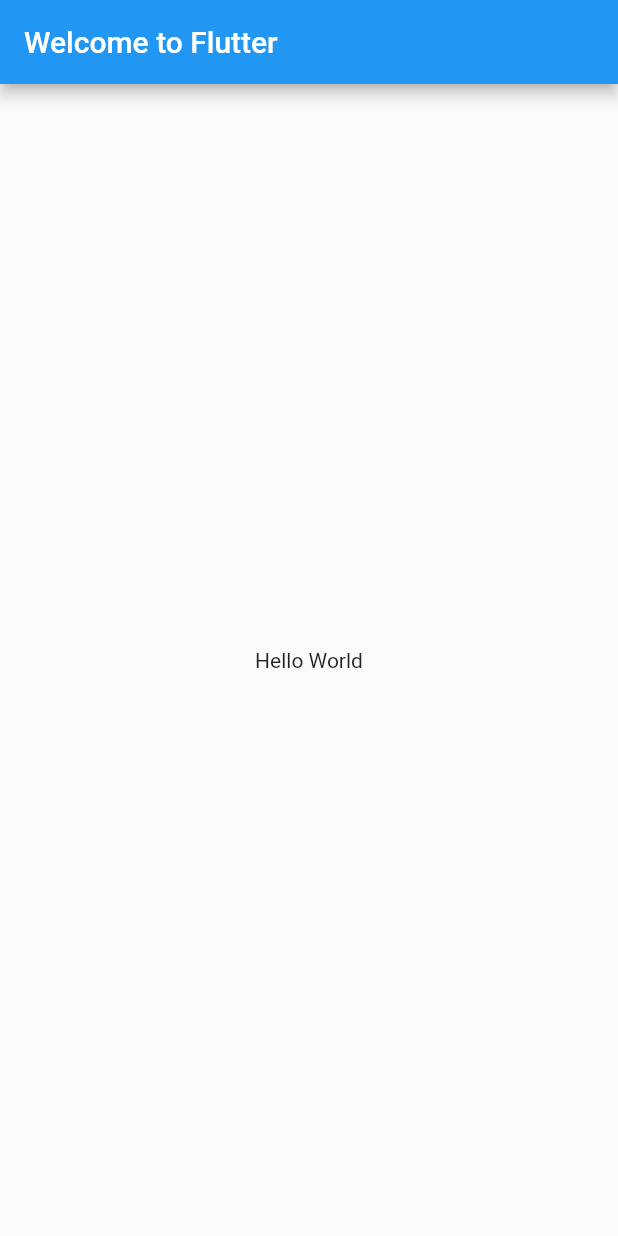
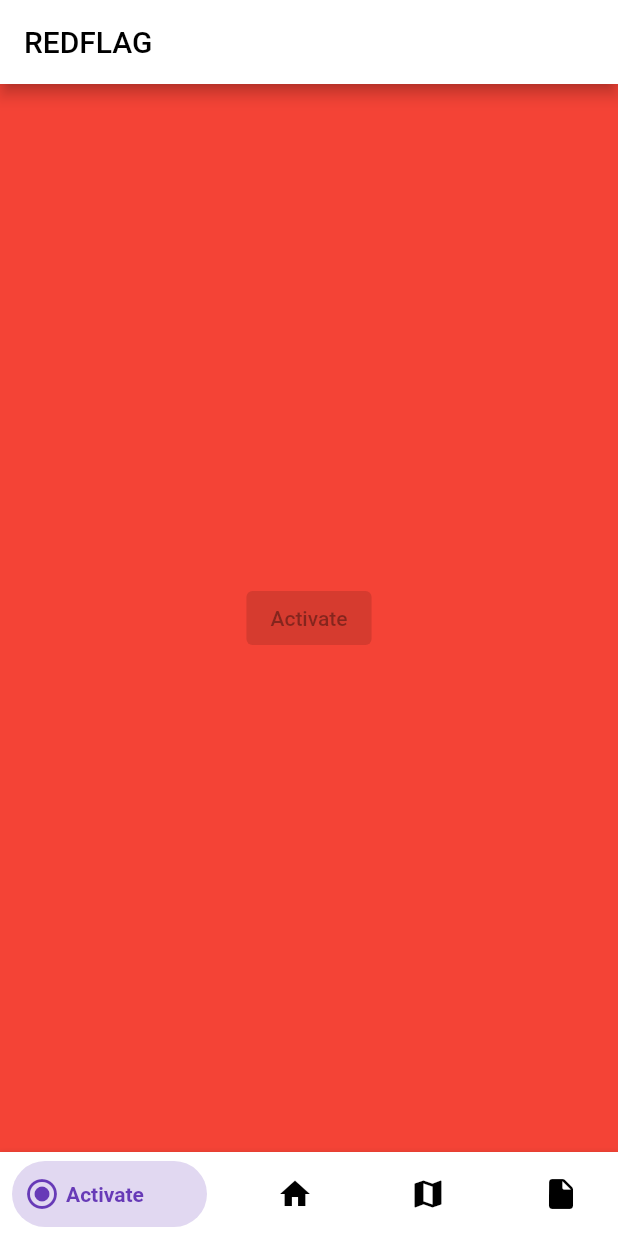
Before and after one commit to riinaaa/RedFlag, a Flutter app: the screen it shows after launch, on a phone screen of 412 x 824 dp. Run offline on Flutter 3.47's test engine with Material 2 defaults, Android fonts, the phone set to English and light mode, and no system bars; drawn by our look-alikes of bottom_navy_bar.

Commit message:
Bottom nav bar + Layout pages + activae button

```diff
--- a/redflag/lib/main.dart
+++ b/redflag/lib/main.dart
@@ -1,25 +1,75 @@
 import 'package:flutter/material.dart';
+import 'package:bottom_navy_bar/bottom_navy_bar.dart';
+
+import './nav_pages_UI/activatePage.dart';
+import './nav_pages_UI/mapPage.dart';
+import './nav_pages_UI/profilePage.dart';
+import './nav_pages_UI/reportsPage.dart';
 
 void main() {
-  runApp(const MyApp());
+  runApp(MyApp());
 }
 
-class MyApp extends StatelessWidget {
-  const MyApp({Key? key}) : super(key: key);
+// we need classes to create widgets.
+class MyApp extends StatefulWidget {
+  @override
+  State<StatefulWidget> createState() {
+    return _MyAppState();
+  }
+}
+
+class _MyAppState extends State<MyApp> {
+  int currentIndex = 0;
+  List pages = [activatePage(), profilePage(), mapPage(), reportsPage()];
 
   @override
   Widget build(BuildContext context) {
     return MaterialApp(
-      title: 'Welcome to Flutter',
       home: Scaffold(
+        // ---------------- APP BAR --------------
         appBar: AppBar(
-          title: const Text('Welcome to Flutter'),
+          title: Text(
+            'REDFLAG',
+            style: TextStyle(color: Colors.black),
+          ),
+          backgroundColor: Colors.white,
         ),
-        body: const Center(
-          child: Text('Hello World'),
+
+        // ---------------- NAV BAR --------------
+        bottomNavigationBar: BottomNavyBar(
+          selectedIndex: currentIndex,
+          onItemSelected: (index) {
+            setState(() {
+              currentIndex = index;
+            });
+          },
+          items: <BottomNavyBarItem>[
+            BottomNavyBarItem(
+                icon: Icon(Icons.radio_button_checked),
+                title: Text('Activate'),
+                activeColor: Colors.deepPurple,
+                inactiveColor: Colors.black),
+            BottomNavyBarItem(
+                icon: Icon(Icons.home),
+                title: Text('Profile'),
+                activeColor: Colors.deepPurple,
+                inactiveColor: Colors.black),
+            BottomNavyBarItem(
+                icon: Icon(Icons.map),
+                title: Text('Map'),
+                activeColor: Colors.deepPurple,
+                inactiveColor: Colors.black),
+            BottomNavyBarItem(
+                icon: Icon(Icons.insert_drive_file_rounded),
+                title: Text('Report'),
+                activeColor: Colors.deepPurple,
+                inactiveColor: Colors.black)
+          ],
         ),
+
+        // ---------------- BODY --------------
+        body: pages[currentIndex],
       ),
     );
   }
 }
-//Atheer
--- /dev/null
+++ b/redflag/lib/nav_pages_UI/activatePage.dart
@@ -0,0 +1,21 @@
+import 'package:flutter/material.dart';
+
+class activatePage extends StatefulWidget {
+  const activatePage({Key? key}) : super(key: key);
+
+  @override
+  State<activatePage> createState() => _activatePageState();
+}
+
+class _activatePageState extends State<activatePage> {
+  @override
+  Widget build(BuildContext context) {
+    return Container(
+      child: Scaffold(
+        backgroundColor: Colors.red,
+        body: Center(
+            child: ElevatedButton(onPressed: null, child: Text('Activate'))),
+      ),
+    );
+  }
+}
--- a/redflag/pubspec.yaml
+++ b/redflag/pubspec.yaml
@@ -29,7 +29,7 @@ environment:
 dependencies:
   flutter:
     sdk: flutter
-
+  bottom_navy_bar: ^6.0.0
 
   # The following adds the Cupertino Icons font to your application.
   # Use with the CupertinoIcons class for iOS style icons.
```
Also changed, not shown: redflag/lib/nav_pages_UI/mapPage.dart (added, +20 -0 lines), redflag/lib/nav_pages_UI/profilePage.dart (added, +20 -0 lines), redflag/lib/nav_pages_UI/reportsPage.dart (added, +20 -0 lines), redflag/pubspec.lock, 1 other file.
